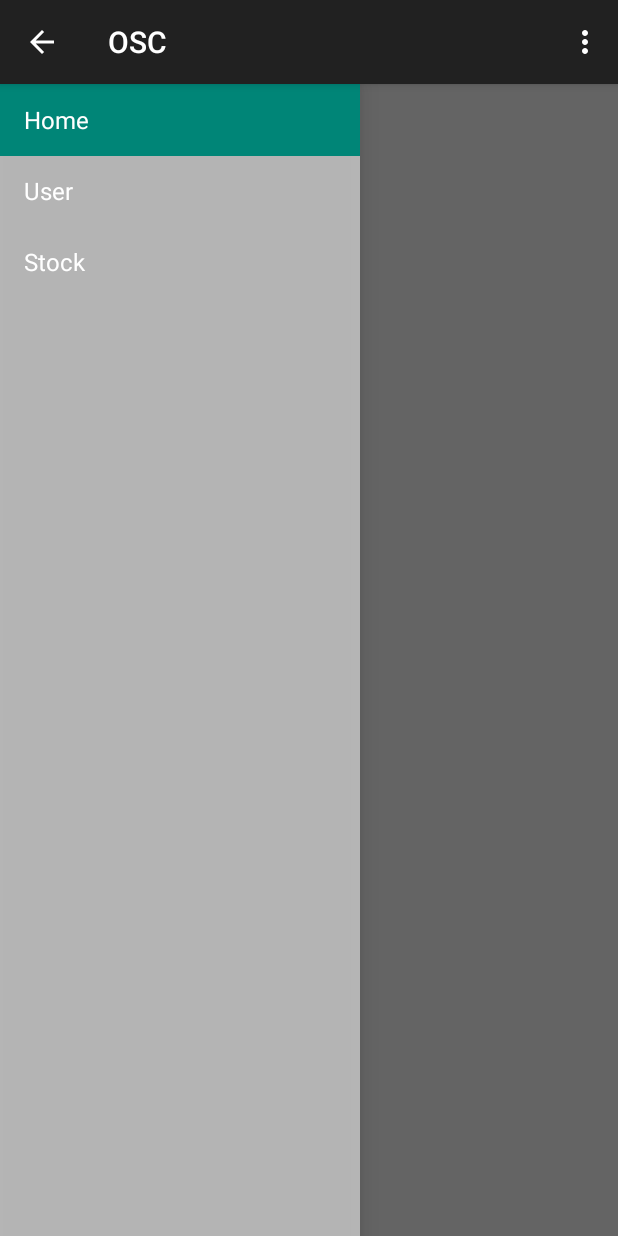
After one commit to MH0411/OSC, an Android app: the AdminMenuActivity screen opened directly, with no data from a screen before it, on a phone screen of 412 x 824 dp. The commit adds this screen. Run offline under Robolectric (Android 15) with nearby library versions, the phone set to English and light mode, and no system bars; 2 statements that could not run were skipped.

Commit message:
added drawer activity and edited string title

```diff
--- a/app/src/main/AndroidManifest.xml
+++ b/app/src/main/AndroidManifest.xml
@@ -20,16 +20,18 @@
                 <category android:name="android.intent.category.LAUNCHER" />
             </intent-filter>
         </activity>
-
         <activity
             android:name=".LoginActivity"
             android:label="@string/title_activity_login" >
         </activity>
-
         <activity
             android:name=".RegisterActivity"
             android:label="@string/title_activity_register" >
         </activity>
+        <activity
+            android:name=".AdminMenuActivity"
+            android:label="@string/title_activity_menu" >
+        </activity>
     </application>
 
 </manifest>
--- /dev/null
+++ b/app/src/main/java/com/example/lenovo/osc/AdminMenuActivity.java
@@ -0,0 +1,144 @@
+package com.example.lenovo.osc;
+
+import android.app.Activity;
+import android.support.v7.app.ActionBarActivity;
+import android.support.v7.app.ActionBar;
+import android.support.v4.app.Fragment;
+import android.support.v4.app.FragmentManager;
+import android.os.Bundle;
+import android.view.LayoutInflater;
+import android.view.Menu;
+import android.view.MenuItem;
+import android.view.View;
+import android.view.ViewGroup;
+import android.support.v4.widget.DrawerLayout;
+
+
+public class AdminMenuActivity extends ActionBarActivity
+        implements AdminNavigationDrawerFragment.NavigationDrawerCallbacks {
+
+    /**
+     * Fragment managing the behaviors, interactions and presentation of the navigation drawer.
+     */
+    private AdminNavigationDrawerFragment mAdminNavigationDrawerFragment;
+
+    /**
+     * Used to store the last screen title. For use in {@link #restoreActionBar()}.
+     */
+    private CharSequence mTitle;
+
+    @Override
+    protected void onCreate(Bundle savedInstanceState) {
+        super.onCreate(savedInstanceState);
+        setContentView(R.layout.activity_menu);
+
+        mAdminNavigationDrawerFragment = (AdminNavigationDrawerFragment)
+                getSupportFragmentManager().findFragmentById(R.id.navigation_drawer);
+        mTitle = getTitle();
+
+        // Set up the drawer.
+        mAdminNavigationDrawerFragment.setUp(
+                R.id.navigation_drawer,
+                (DrawerLayout) findViewById(R.id.drawer_layout));
+    }
+
+    @Override
+    public void onNavigationDrawerItemSelected(int position) {
+        // update the main content by replacing fragments
+        FragmentManager fragmentManager = getSupportFragmentManager();
+        fragmentManager.beginTransaction()
+                .replace(R.id.container, PlaceholderFragment.newInstance(position + 1))
+                .commit();
+    }
+
+    public void onSectionAttached(int number) {
+        switch (number) {
+            case 1:
+                mTitle = getString(R.string.title_section1);
+                break;
+            case 2:
+                mTitle = getString(R.string.title_section2);
+                break;
+            case 3:
+                mTitle = getString(R.string.title_section3);
+                break;
+        }
+    }
+
+    public void restoreActionBar() {
+        ActionBar actionBar = getSupportActionBar();
+        actionBar.setNavigationMode(ActionBar.NAVIGATION_MODE_STANDARD);
+        actionBar.setDisplayShowTitleEnabled(true);
+        actionBar.setTitle(mTitle);
+    }
+
+
+    @Override
+    public boolean onCreateOptionsMenu(Menu menu) {
+        if (!mAdminNavigationDrawerFragment.isDrawerOpen()) {
+            // Only show items in the action bar relevant to this screen
+            // if the drawer is not showing. Otherwise, let the drawer
+            // decide what to show in the action bar.
+            getMenuInflater().inflate(R.menu.menu, menu);
+            restoreActionBar();
+            return true;
+        }
+        return super.onCreateOptionsMenu(menu);
+    }
+
+    @Override
+    public boolean onOptionsItemSelected(MenuItem item) {
+        // Handle action bar item clicks here. The action bar will
+        // automatically handle clicks on the Home/Up button, so long
+        // as you specify a parent activity in AndroidManifest.xml.
+        int id = item.getItemId();
+
+        //noinspection SimplifiableIfStatement
+        if (id == R.id.action_settings) {
+            return true;
+        }
+
+        return super.onOptionsItemSelected(item);
+    }
+
+    /**
+     * A placeholder fragment containing a simple view.
+     */
+    public static class PlaceholderFragment extends Fragment {
+        /**
+         * The fragment argument representing the section number for this
+         * fragment.
+         */
+        private static final String ARG_SECTION_NUMBER = "section_number";
+
+        /**
+         * Returns a new instance of this fragment for the given section
+         * number.
+         */
+        public static PlaceholderFragment newInstance(int sectionNumber) {
+            PlaceholderFragment fragment = new PlaceholderFragment();
+            Bundle args = new Bundle();
+            args.putInt(ARG_SECTION_NUMBER, sectionNumber);
+            fragment.setArguments(args);
+            return fragment;
+        }
+
+        public PlaceholderFragment() {
+        }
+
+        @Override
+        public View onCreateView(LayoutInflater inflater, ViewGroup container,
+                                 Bundle savedInstanceState) {
+            View rootView = inflater.inflate(R.layout.fragment_admin_menu, container, false);
+            return rootView;
+        }
+
+        @Override
+        public void onAttach(Activity activity) {
+            super.onAttach(activity);
+            ((AdminMenuActivity) activity).onSectionAttached(
+                    getArguments().getInt(ARG_SECTION_NUMBER));
+        }
+    }
+
+}
--- /dev/null
+++ b/app/src/main/java/com/example/lenovo/osc/AdminNavigationDrawerFragment.java
@@ -0,0 +1,282 @@
+package com.example.lenovo.osc;
+
+import android.support.v7.app.ActionBarActivity;
+import android.app.Activity;
+import android.support.v7.app.ActionBar;
+import android.support.v4.app.Fragment;
+import android.support.v4.app.ActionBarDrawerToggle;
+import android.support.v4.view.GravityCompat;
+import android.support.v4.widget.DrawerLayout;
+import android.content.SharedPreferences;
+import android.content.res.Configuration;
+import android.os.Bundle;
+import android.preference.PreferenceManager;
+import android.view.LayoutInflater;
+import android.view.Menu;
+import android.view.MenuInflater;
+import android.view.MenuItem;
+import android.view.View;
+import android.view.ViewGroup;
+import android.widget.AdapterView;
+import android.widget.ArrayAdapter;
+import android.widget.ListView;
+import android.widget.Toast;
+
+/**
+ * Fragment used for managing interactions for and presentation of a navigation drawer.
+ * See the <a href="https://developer.android.com/design/patterns/navigation-drawer.html#Interaction">
+ * design guidelines</a> for a complete explanation of the behaviors implemented here.
+ */
+public class AdminNavigationDrawerFragment extends Fragment {
+
+    /**
+     * Remember the position of the selected item.
+     */
+    private static final String STATE_SELECTED_POSITION = "selected_navigation_drawer_position";
+
+    /**
+     * Per the design guidelines, you should show the drawer on launch until the user manually
+     * expands it. This shared preference tracks this.
+     */
+    private static final String PREF_USER_LEARNED_DRAWER = "navigation_drawer_learned";
+
+    /**
+     * A pointer to the current callbacks instance (the Activity).
+     */
+    private NavigationDrawerCallbacks mCallbacks;
+
+    /**
+     * Helper component that ties the action bar to the navigation drawer.
+     */
+    private ActionBarDrawerToggle mDrawerToggle;
+
+    private DrawerLayout mDrawerLayout;
+    private ListView mDrawerListView;
+    private View mFragmentContainerView;
+
+    private int mCurrentSelectedPosition = 0;
+    private boolean mFromSavedInstanceState;
+    private boolean mUserLearnedDrawer;
+
+    public AdminNavigationDrawerFragment() {
+    }
+
+    @Override
+    public void onCreate(Bundle savedInstanceState) {
+        super.onCreate(savedInstanceState);
+
+        // Read in the flag indicating whether or not the user has demonstrated awareness of the
+        // drawer. See PREF_USER_LEARNED_DRAWER for details.
+        SharedPreferences sp = PreferenceManager.getDefaultSharedPreferences(getActivity());
+        mUserLearnedDrawer = sp.getBoolean(PREF_USER_LEARNED_DRAWER, false);
+
+        if (savedInstanceState != null) {
+            mCurrentSelectedPosition = savedInstanceState.getInt(STATE_SELECTED_POSITION);
+            mFromSavedInstanceState = true;
+        }
+
+        // Select either the default item (0) or the last selected item.
+        selectItem(mCurrentSelectedPosition);
+    }
+
+    @Override
+    public void onActivityCreated(Bundle savedInstanceState) {
+        super.onActivityCreated(savedInstanceState);
+        // Indicate that this fragment would like to influence the set of actions in the action bar.
+        setHasOptionsMenu(true);
+    }
+
+    @Override
+    public View onCreateView(LayoutInflater inflater, ViewGroup container,
+                             Bundle savedInstanceState) {
+        mDrawerListView = (ListView) inflater.inflate(
+                R.layout.fragment_navigation_admin_menu, container, false);
+        mDrawerListView.setOnItemClickListener(new AdapterView.OnItemClickListener() {
+            @Override
+            public void onItemClick(AdapterView<?> parent, View view, int position, long id) {
+                selectItem(position);
+            }
+        });
+        mDrawerListView.setAdapter(new ArrayAdapter<String>(
+                getActionBar().getThemedContext(),
+                android.R.layout.simple_list_item_activated_1,
+                android.R.id.text1,
+                new String[]{
+                        getString(R.string.title_section1),
+                        getString(R.string.title_section2),
+                        getString(R.string.title_section3),
+                }));
+        mDrawerListView.setItemChecked(mCurrentSelectedPosition, true);
+        return mDrawerListView;
+    }
+
+    public boolean isDrawerOpen() {
+        return mDrawerLayout != null && mDrawerLayout.isDrawerOpen(mFragmentContainerView);
+    }
+
+    /**
+     * Users of this fragment must call this method to set up the navigation drawer interactions.
+     *
+     * @param fragmentId   The android:id of this fragment in its activity's layout.
+     * @param drawerLayout The DrawerLayout containing this fragment's UI.
+     */
+    public void setUp(int fragmentId, DrawerLayout drawerLayout) {
+        mFragmentContainerView = getActivity().findViewById(fragmentId);
+        mDrawerLayout = drawerLayout;
+
+        // set a custom shadow that overlays the main content when the drawer opens
+        mDrawerLayout.setDrawerShadow(R.drawable.drawer_shadow, GravityCompat.START);
+        // set up the drawer's list view with items and click listener
+
+        ActionBar actionBar = getActionBar();
+        actionBar.setDisplayHomeAsUpEnabled(true);
+        actionBar.setHomeButtonEnabled(true);
+
+        // ActionBarDrawerToggle ties together the the proper interactions
+        // between the navigation drawer and the action bar app icon.
+        mDrawerToggle = new ActionBarDrawerToggle(
+                getActivity(),                    /* host Activity */
+                mDrawerLayout,                    /* DrawerLayout object */
+                R.drawable.ic_drawer,             /* nav drawer image to replace 'Up' caret */
+                R.string.navigation_drawer_open,  /* "open drawer" description for accessibility */
+                R.string.navigation_drawer_close  /* "close drawer" description for accessibility */
+        ) {
+            @Override
+            public void onDrawerClosed(View drawerView) {
+                super.onDrawerClosed(drawerView);
+                if (!isAdded()) {
+                    return;
+                }
+
+                getActivity().supportInvalidateOptionsMenu(); // calls onPrepareOptionsMenu()
+            }
+
+            @Override
+            public void onDrawerOpened(View drawerView) {
+                super.onDrawerOpened(drawerView);
+                if (!isAdded()) {
+                    return;
+                }
+
+                if (!mUserLearnedDrawer) {
+                    // The user manually opened the drawer; store this flag to prevent auto-showing
+                    // the navigation drawer automatically in the future.
+                    mUserLearnedDrawer = true;
+                    SharedPreferences sp = PreferenceManager
+                            .getDefaultSharedPreferences(getActivity());
+                    sp.edit().putBoolean(PREF_USER_LEARNED_DRAWER, true).apply();
+                }
+
+                getActivity().supportInvalidateOptionsMenu(); // calls onPrepareOptionsMenu()
+            }
+        };
+
+        // If the user hasn't 'learned' about the drawer, open it to introduce them to the drawer,
+        // per the navigation drawer design guidelines.
+        if (!mUserLearnedDrawer && !mFromSavedInstanceState) {
+            mDrawerLayout.openDrawer(mFragmentContainerView);
+        }
+
+        // Defer code dependent on restoration of previous instance state.
+        mDrawerLayout.post(new Runnable() {
+            @Override
+            public void run() {
+                mDrawerToggle.syncState();
+            }
+        });
+
+        mDrawerLayout.setDrawerListener(mDrawerToggle);
+    }
+
+    private void selectItem(int position) {
+        mCurrentSelectedPosition = position;
+        if (mDrawerListView != null) {
+            mDrawerListView.setItemChecked(position, true);
+        }
+        if (mDrawerLayout != null) {
+            mDrawerLayout.closeDrawer(mFragmentContainerView);
+        }
+        if (mCallbacks != null) {
+            mCallbacks.onNavigationDrawerItemSelected(position);
+        }
+    }
+
+    @Override
+    public void onAttach(Activity activity) {
+        super.onAttach(activity);
+        try {
+            mCallbacks = (NavigationDrawerCallbacks) activity;
+        } catch (ClassCastException e) {
+            throw new ClassCastException("Activity must implement NavigationDrawerCallbacks.");
+        }
+    }
+
+    @Override
+    public void onDetach() {
+        super.onDetach();
+        mCallbacks = null;
+    }
+
+    @Override
+    public void onSaveInstanceState(Bundle outState) {
+        super.onSaveInstanceState(outState);
+        outState.putInt(STATE_SELECTED_POSITION, mCurrentSelectedPosition);
+    }
+
+    @Override
+    public void onConfigurationChanged(Configuration newConfig) {
+        super.onConfigurationChanged(newConfig);
+        // Forward the new configuration the drawer toggle component.
+        mDrawerToggle.onConfigurationChanged(newConfig);
+    }
+
+    @Override
+    public void onCreateOptionsMenu(Menu menu, MenuInflater inflater) {
+        // If the drawer is open, show the global app actions in the action bar. See also
+        // showGlobalContextActionBar, which controls the top-left area of the action bar.
+        if (mDrawerLayout != null && isDrawerOpen()) {
+            inflater.inflate(R.menu.global, menu);
+            showGlobalContextActionBar();
+        }
+        super.onCreateOptionsMenu(menu, inflater);
+    }
+
+    @Override
+    public boolean onOptionsItemSelected(MenuItem item) {
+        if (mDrawerToggle.onOptionsItemSelected(item)) {
+            return true;
+        }
+
+        if (item.getItemId() == R.id.action_example) {
+            Toast.makeText(getActivity(), "Example action.", Toast.LENGTH_SHORT).show();
+            return true;
+        }
+
+        return super.onOptionsItemSelected(item);
+    }
+
+    /**
+     * Per the navigation drawer design guidelines, updates the action bar to show the global app
+     * 'context', rather than just what's in the current screen.
+     */
+    private void showGlobalContextActionBar() {
+        ActionBar actionBar = getActionBar();
+        actionBar.setDisplayShowTitleEnabled(true);
+        actionBar.setNavigationMode(ActionBar.NAVIGATION_MODE_STANDARD);
+        actionBar.setTitle(R.string.app_name);
+    }
+
+    private ActionBar getActionBar() {
+        return ((ActionBarActivity) getActivity()).getSupportActionBar();
+    }
+
+    /**
+     * Callbacks interface that all activities using this fragment must implement.
+     */
+    public static interface NavigationDrawerCallbacks {
+        /**
+         * Called when an item in the navigation drawer is selected.
+         */
+        void onNavigationDrawerItemSelected(int position);
+    }
+}
--- a/app/src/main/java/com/example/lenovo/osc/LoginActivity.java
+++ b/app/src/main/java/com/example/lenovo/osc/LoginActivity.java
@@ -1,6 +1,7 @@
 package com.example.lenovo.osc;
 
 import android.app.ProgressDialog;
+import android.content.Intent;
 import android.os.Bundle;
 import android.os.CountDownTimer;
 import android.support.v7.app.ActionBarActivity;
@@ -179,6 +180,7 @@ public class LoginActivity extends ActionBarActivity {
 
         if (userType.equalsIgnoreCase("Admin")){
             Toast.makeText(getApplicationContext(), "Admin", Toast.LENGTH_SHORT).show();
+            startActivity(new Intent(this, AdminMenuActivity.class));
         } else if (userType.equalsIgnoreCase("Staff")){
             Toast.makeText(getApplicationContext(), "Staff", Toast.LENGTH_SHORT).show();
         } else if (userType.equalsIgnoreCase("Supplier")){
--- /dev/null
+++ b/app/src/main/res/layout/activity_menu.xml
@@ -0,0 +1,25 @@
+<!-- A DrawerLayout is intended to be used as the top-level content view using match_parent for both width and height to consume the full space available. -->
+<android.support.v4.widget.DrawerLayout xmlns:android="http://schemas.android.com/apk/res/android"
+    xmlns:tools="http://schemas.android.com/tools" android:id="@+id/drawer_layout"
+    android:layout_width="match_parent" android:layout_height="match_parent"
+    tools:context="com.example.lenovo.osc.AdminMenuActivity">
+
+    <!-- As the main content view, the view below consumes the entire
+         space available using match_parent in both dimensions. -->
+    <FrameLayout android:id="@+id/container" android:layout_width="match_parent"
+        android:layout_height="match_parent" />
+
+    <!-- android:layout_gravity="start" tells DrawerLayout to treat
+         this as a sliding drawer on the left side for left-to-right
+         languages and on the right side for right-to-left languages.
+         If you're not building against API 17 or higher, use
+         android:layout_gravity="left" instead. -->
+    <!-- The drawer is given a fixed width in dp and extends the full height of
+         the container. -->
+    <fragment android:id="@+id/navigation_drawer"
+        android:layout_width="@dimen/navigation_drawer_width" android:layout_height="match_parent"
+        android:layout_gravity="start"
+        android:name="com.example.lenovo.osc.AdminNavigationDrawerFragment"
+        tools:layout="@layout/fragment_navigation_admin_menu" />
+
+</android.support.v4.widget.DrawerLayout>
--- /dev/null
+++ b/app/src/main/res/layout/fragment_admin_menu.xml
@@ -0,0 +1,12 @@
+<RelativeLayout xmlns:android="http://schemas.android.com/apk/res/android"
+    xmlns:tools="http://schemas.android.com/tools" android:layout_width="match_parent"
+    android:layout_height="match_parent" android:paddingLeft="@dimen/activity_horizontal_margin"
+    android:paddingRight="@dimen/activity_horizontal_margin"
+    android:paddingTop="@dimen/activity_vertical_margin"
+    android:paddingBottom="@dimen/activity_vertical_margin"
+    tools:context="com.example.lenovo.osc.AdminMenuActivity$PlaceholderFragment">
+
+    <TextView android:id="@+id/section_label" android:layout_width="wrap_content"
+        android:layout_height="wrap_content" />
+
+</RelativeLayout>
--- /dev/null
+++ b/app/src/main/res/layout/fragment_navigation_admin_menu.xml
@@ -0,0 +1,5 @@
+<ListView xmlns:android="http://schemas.android.com/apk/res/android"
+    xmlns:tools="http://schemas.android.com/tools" android:layout_width="match_parent"
+    android:layout_height="match_parent" android:choiceMode="singleChoice"
+    android:divider="@android:color/transparent" android:dividerHeight="0dp"
+    android:background="#cccc" tools:context="com.example.lenovo.osc.AdminNavigationDrawerFragment" />
--- /dev/null
+++ b/app/src/main/res/menu/global.xml
@@ -0,0 +1,5 @@
+<menu xmlns:android="http://schemas.android.com/apk/res/android"
+    xmlns:app="http://schemas.android.com/apk/res-auto">
+    <item android:id="@+id/action_settings" android:title="@string/action_settings"
+        android:orderInCategory="100" app:showAsAction="never" />
+</menu>
--- /dev/null
+++ b/app/src/main/res/menu/menu.xml
@@ -0,0 +1,9 @@
+<menu xmlns:android="http://schemas.android.com/apk/res/android"
+    xmlns:app="http://schemas.android.com/apk/res-auto"
+    xmlns:tools="http://schemas.android.com/tools"
+    tools:context="com.example.lenovo.osc.AdminMenuActivity">
+    <item android:id="@+id/action_example" android:title="@string/action_example"
+        app:showAsAction="withText|ifRoom" />
+    <item android:id="@+id/action_settings" android:title="@string/action_settings"
+        android:orderInCategory="100" app:showAsAction="never" />
+</menu>
--- a/app/src/main/res/values/dimens.xml
+++ b/app/src/main/res/values/dimens.xml
@@ -2,4 +2,8 @@
     <!-- Default screen margins, per the Android Design guidelines. -->
     <dimen name="activity_horizontal_margin">16dp</dimen>
     <dimen name="activity_vertical_margin">16dp</dimen>
+
+    <!-- Per the design guidelines, navigation drawers should be between 240dp and 320dp:
+         https://developer.android.com/design/patterns/navigation-drawer.html -->
+    <dimen name="navigation_drawer_width">240dp</dimen>
 </resources>
--- a/app/src/main/res/values/strings.xml
+++ b/app/src/main/res/values/strings.xml
@@ -2,8 +2,20 @@
     <string name="app_name">OSC</string>
 
     <string name="hello_world">Hello world!</string>
-    <string name="action_settings">Settings</string>
-    <string name="title_activity_login">LoginActivity</string>
-    <string name="title_activity_register">RegisterActivity</string>
-    <string name="title_activity_oscapplication">OSCApplication</string>
+    <string name="action_settings">Logout</string>
+    <string name="title_activity_login">Login</string>
+    <string name="title_activity_register">Register</string>
+    <string name="title_activity_oscapplication">OSC</string>
+    <string name="title_activity_menu">Menu</string>
+
+    <string name="title_section1">Home</string>
+    <string name="title_section2">User</string>
+    <string name="title_section3">Stock</string>
+    <string name="title_section4">Order</string>
+    <string name="title_section5">Sale</string>
+
+    <string name="navigation_drawer_open">Open navigation drawer</string>
+    <string name="navigation_drawer_close">Close navigation drawer</string>
+
+    <string name="action_example">Example action</string>
 </resources>
```
Also changed, not shown: app/src/main/res/drawable-hdpi/drawer_shadow.9.png (added), app/src/main/res/drawable-hdpi/ic_drawer.png (added), app/src/main/res/drawable-mdpi/drawer_shadow.9.png (added), app/src/main/res/drawable-mdpi/ic_drawer.png (added), app/src/main/res/drawable-xhdpi/drawer_shadow.9.png (added), app/src/main/res/drawable-xhdpi/ic_drawer.png (added), app/src/main/res/drawable-xxhdpi/drawer_shadow.9.png (added), app/src/main/res/drawable-xxhdpi/ic_drawer.png (added).
